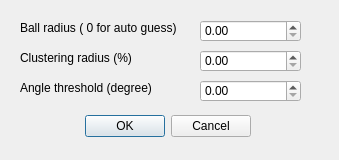
The window that ballpivot.ui (vhmquang/MasterDRR) describes before a commit, drawn with Qt 5.
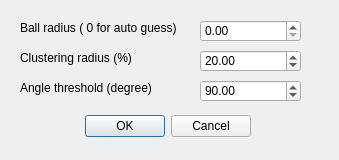
The same window after the commit.

Diff of the .ui file:
```diff
--- a/ballpivot.ui
+++ b/ballpivot.ui
@@ -87,6 +87,9 @@
      <height>22</height>
     </rect>
    </property>
+   <property name="value">
+    <double>20.000000000000000</double>
+   </property>
   </widget>
   <widget class="QDoubleSpinBox" name="angle">
    <property name="geometry">
@@ -97,6 +100,9 @@
      <height>22</height>
     </rect>
    </property>
+   <property name="value">
+    <double>90.000000000000000</double>
+   </property>
   </widget>
  </widget>
  <resources/>
```
